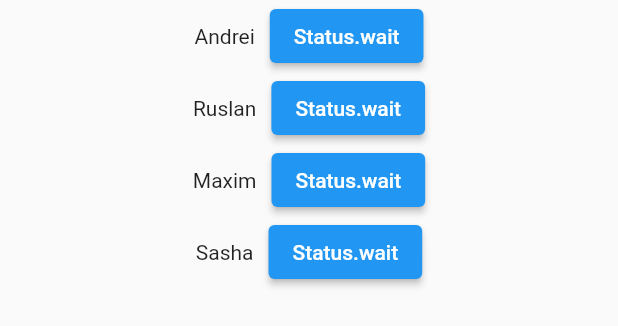
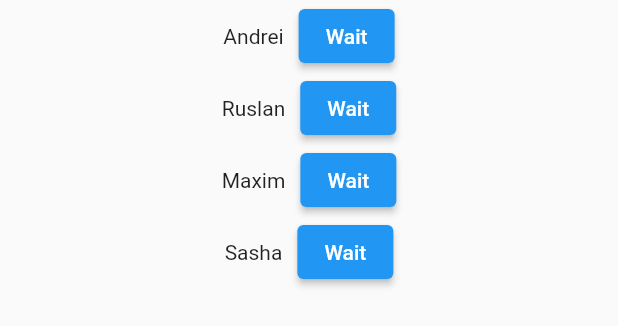
Before and after one commit to comerc/naslabo, a Flutter app: the ListUsers widget shown alone on an empty page, opened directly, on a phone screen of 412 x 824 dp. Shown: the top 326 px of the screen. Run offline on Flutter 3.47's test engine with Material 2 defaults, Android fonts, the phone set to English and light mode, and no system bars.

Commit message:
Add shrinkWrap and map LobbyScreen

```diff
--- a/lib/screens/lobby.dart
+++ b/lib/screens/lobby.dart
@@ -25,6 +25,11 @@ final data = [
   User(name: "Maxim", status: Status.wait),
   User(name: "Sasha", status: Status.wait),
 ];
+
+const statusDisplayNames = {
+  Status.wait: "Wait",
+  Status.ready: "Ready",
+};
 
 class _LobbyScreenState extends State<LobbyScreen> {
   @override
@@ -55,6 +60,7 @@ class _ListUsersState extends State<ListUsers> {
   @override
   Widget build(BuildContext context) {
     return ListView.builder(
+        shrinkWrap: true,
         itemCount: data.length,
         itemBuilder: (BuildContext context, int index) {
           return Row(mainAxisAlignment: MainAxisAlignment.center, children: [
@@ -63,7 +69,8 @@ class _ListUsersState extends State<ListUsers> {
               child: Text('${data[index].name}'),
             ),
             ElevatedButton(
-                onPressed: () {}, child: Text("${data[index].status}"))
+                onPressed: () {},
+                child: Text("${statusDisplayNames[data[index].status]}"))
           ]);
         });
   }
```
